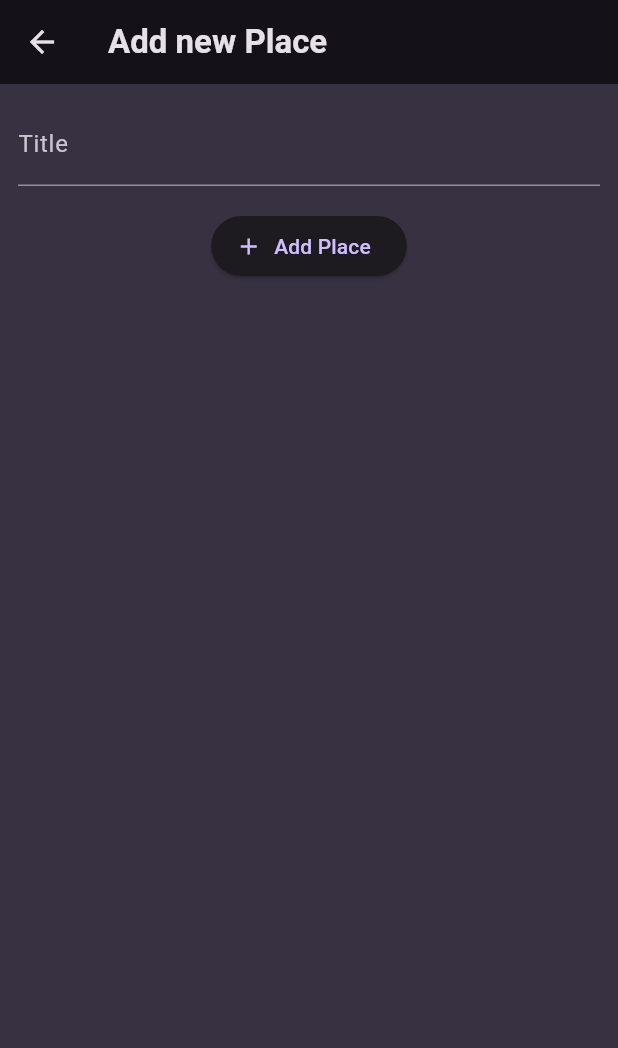
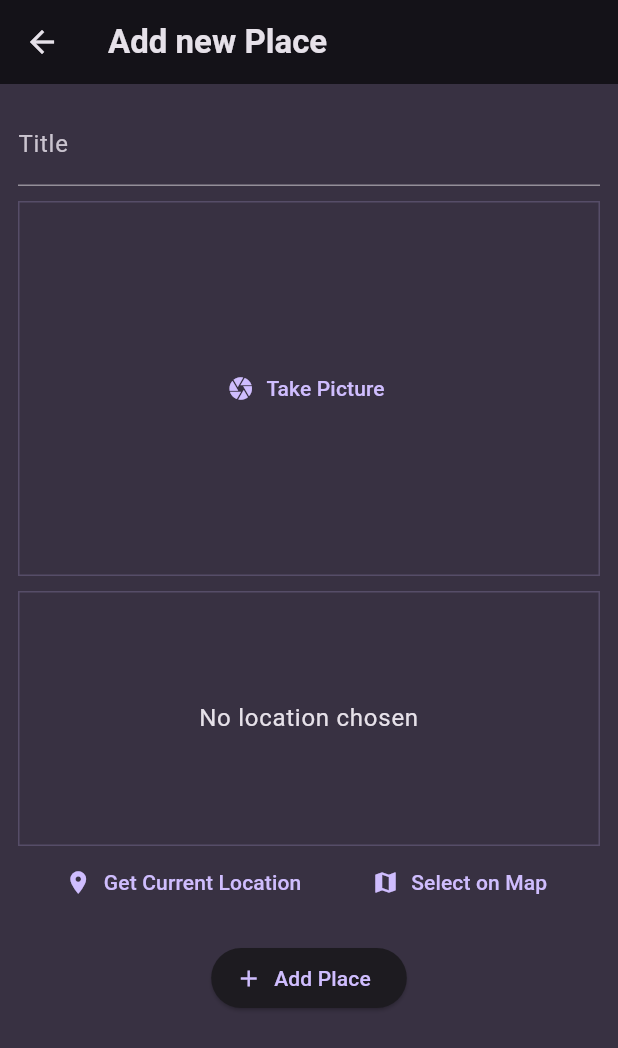
Before and after one commit to aliciabat/favorite_places, a Flutter app: the AddPlaceScreen screen opened directly, on a phone screen of 412 x 824 dp. Shown: the top 1048 px of the screen. Run offline on Flutter 3.47's test engine with Material 3 defaults, Android fonts, the phone set to English and light mode, and no system bars; our stand-ins replace flutter_riverpod, google_fonts, image_picker, location.

Commit message:
feat: image picker and get location

```diff
--- a/lib/models/place.dart
+++ b/lib/models/place.dart
@@ -1,10 +1,13 @@
+import 'dart:io';
+
 import 'package:uuid/uuid.dart';
 
 const uuid = Uuid();
 
 class Place {
-  Place({required this.title}) : id = uuid.v4();
+  Place({required this.title, required this.image,}) : id = uuid.v4();
 
   final String id;
   final String title;
+  final File image;
 }
--- a/lib/providers/user_places.dart
+++ b/lib/providers/user_places.dart
@@ -1,11 +1,13 @@
+import 'dart:io';
+
 import 'package:favorite_places/models/place.dart';
 import 'package:flutter_riverpod/flutter_riverpod.dart';
 
 class UserPlacesNotifier extends StateNotifier<List<Place>> {
   UserPlacesNotifier() : super(const []);
 
-  void addPlace(String title) {
-    final newPlace = Place(title: title);
+  void addPlace(String title, File image) {
+    final newPlace = Place(title: title, image: image);
     state = [newPlace, ...state];
   }
 }
--- a/lib/screens/add_place.dart
+++ b/lib/screens/add_place.dart
@@ -1,3 +1,7 @@
+import 'dart:io';
+
+import 'package:favorite_places/widgets/image_input.dart';
+import 'package:favorite_places/widgets/location_input.dart';
 import 'package:flutter/material.dart';
 import 'package:flutter_riverpod/flutter_riverpod.dart';
 import 'package:favorite_places/providers/user_places.dart';
@@ -13,15 +17,18 @@ class AddPlaceScreen extends ConsumerStatefulWidget {
 
 class _AddPlaceScreenState extends ConsumerState<AddPlaceScreen> {
   final _titleController = TextEditingController();
+  File? _selectedImage;
 
   void _savePlace() {
     final enteredTitle = _titleController.text;
 
-    if(enteredTitle.isEmpty) {
+    if (enteredTitle.isEmpty || _selectedImage == null) {
       return;
     }
 
-    ref.read(userPlacesProvider.notifier).addPlace(enteredTitle);
+    ref
+        .read(userPlacesProvider.notifier)
+        .addPlace(enteredTitle, _selectedImage!);
 
     Navigator.pop(context);
   }
@@ -51,6 +58,14 @@ class _AddPlaceScreenState extends ConsumerState<AddPlaceScreen> {
                 color: Theme.of(context).colorScheme.onBackground,
               ),
             ),
+            const SizedBox(height: 10),
+            ImageInput(
+              onPickImage: (image) {
+                _selectedImage = image;
+              },
+            ),
+            const SizedBox(height: 10),
+            const LocationInput(),
             const SizedBox(height: 16),
             ElevatedButton.icon(
               onPressed: _savePlace,
--- /dev/null
+++ b/lib/widgets/image_input.dart
@@ -0,0 +1,68 @@
+import 'package:flutter/material.dart';
+import 'package:image_picker/image_picker.dart';
+import 'dart:io';
+
+class ImageInput extends StatefulWidget {
+  const ImageInput({super.key, required this.onPickImage});
+
+  final void Function(File image) onPickImage;
+
+  @override
+  State<StatefulWidget> createState() {
+    return _ImageInputState();
+  }
+}
+
+class _ImageInputState extends State<ImageInput> {
+  File? _selectedImage;
+
+  void _takePicture() async {
+    final imagePicker = ImagePicker();
+    final pickedImage =
+        await imagePicker.pickImage(source: ImageSource.camera, maxWidth: 600);
+
+    if (pickedImage == null) {
+      return;
+    }
+
+    setState(() {
+      _selectedImage = File(pickedImage.path);
+    });
+
+    widget.onPickImage(_selectedImage!);
+  }
+
+  @override
+  Widget build(BuildContext context) {
+    Widget content = TextButton.icon(
+      onPressed: _takePicture,
+      icon: const Icon(Icons.camera),
+      label: const Text('Take Picture'),
+    );
+
+    if (_selectedImage != null) {
+      content = GestureDetector(
+        onTap: _takePicture,
+        child: Image.file(
+          _selectedImage!,
+          fit: BoxFit.cover,
+          width: double.infinity,
+          height: double.infinity,
+        ),
+      );
+    }
+
+    return Container(
+      decoration: BoxDecoration(
+        border: Border.all(
+          width: 1,
+          color: Theme.of(context).colorScheme.primary.withOpacity(0.2),
+        ),
+      ),
+      height: 250,
+      width: double.infinity,
+      alignment: Alignment.center,
+      child: content,
+    );
+  }
+}
--- /dev/null
+++ b/lib/widgets/location_input.dart
@@ -0,0 +1,96 @@
+import 'package:location/location.dart';
+import 'package:flutter/material.dart';
+
+class LocationInput extends StatefulWidget {
+  const LocationInput({super.key});
+
+  @override
+  State<StatefulWidget> createState() {
+    return _LocationInputState();
+  }
+}
+
+class _LocationInputState extends State<LocationInput> {
+  Location? _pickedLocation;
+  var _isGettingLocation = false;
+
+  void _getCurrentLocation() async {
+    Location location = Location();
+
+    bool serviceEnabled;
+    PermissionStatus permissionGranted;
+    LocationData locationData;
+
+    serviceEnabled = await location.serviceEnabled();
+    if (!serviceEnabled) {
+      serviceEnabled = await location.requestService();
+      if (!serviceEnabled) {
+        return;
+      }
+    }
+
+    permissionGranted = await location.hasPermission();
+    if (permissionGranted == PermissionStatus.denied) {
+      permissionGranted = await location.requestPermission();
+      if (permissionGranted != PermissionStatus.granted) {
+        return;
+      }
+    }
+
+    setState(() {
+      _isGettingLocation = true;
+    });
+
+    locationData = await location.getLocation();
+
+    setState(() {
+      _isGettingLocation = false;
+    });
+  }
+
+  @override
+  Widget build(BuildContext context) {
+    Widget previewContent = Text(
+      'No location chosen',
+      textAlign: TextAlign.center,
+      style: Theme.of(context).textTheme.bodyLarge!.copyWith(
+            color: Theme.of(context).colorScheme.onBackground,
+          ),
+    );
+
+    if (_isGettingLocation) {
+      previewContent = const CircularProgressIndicator();
+    }
+    return Column(
+      children: [
+        Container(
+          height: 170,
+          width: double.infinity,
+          alignment: Alignment.center,
+          decoration: BoxDecoration(
+            border: Border.all(
+              width: 1,
+              color: Theme.of(context).colorScheme.primary.withOpacity(0.2),
+            ),
+          ),
+          child: previewContent,
+        ),
+        Row(
+          mainAxisAlignment: MainAxisAlignment.spaceEvenly,
+          children: [
+            TextButton.icon(
+              onPressed: _getCurrentLocation,
+              icon: const Icon(Icons.location_on),
+              label: const Text('Get Current Location'),
+            ),
+            TextButton.icon(
+              onPressed: () {},
+              icon: const Icon(Icons.map),
+              label: const Text('Select on Map'),
+            ),
+          ],
+        ),
+      ],
+    );
+  }
+}
--- a/lib/widgets/places_list.dart
+++ b/lib/widgets/places_list.dart
@@ -22,6 +22,10 @@ class PlacesList extends StatelessWidget {
     return ListView.builder(
       itemCount: places.length,
       itemBuilder: (ctx, index) => ListTile(
+        leading: CircleAvatar(
+          radius: 26,
+          backgroundImage: FileImage(places[index].image),
+        ),
         title: Text(
           places[index].title,
           style: Theme.of(context).textTheme.titleMedium!.copyWith(
--- a/pubspec.yaml
+++ b/pubspec.yaml
@@ -38,6 +38,8 @@ dependencies:
   google_fonts: ^6.1.0
   uuid: ^4.3.3
   flutter_riverpod: ^2.4.9
+  image_picker: ^1.0.7
+  location: ^5.0.3
 
 dev_dependencies:
   flutter_test:
```
Also changed, not shown: lib/screens/place_detail.dart (+9 -7 lines), lib/screens/places.dart (+5 -2 lines), pubspec.lock, 7 other files.
